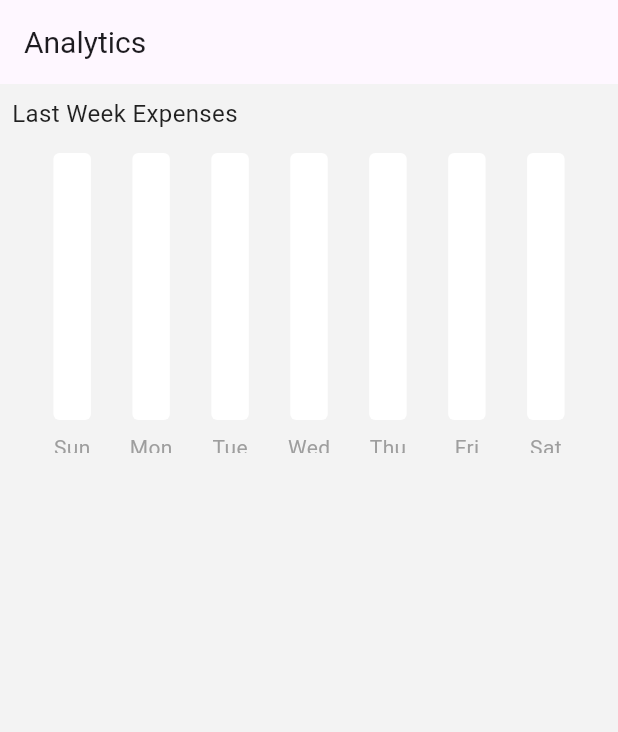
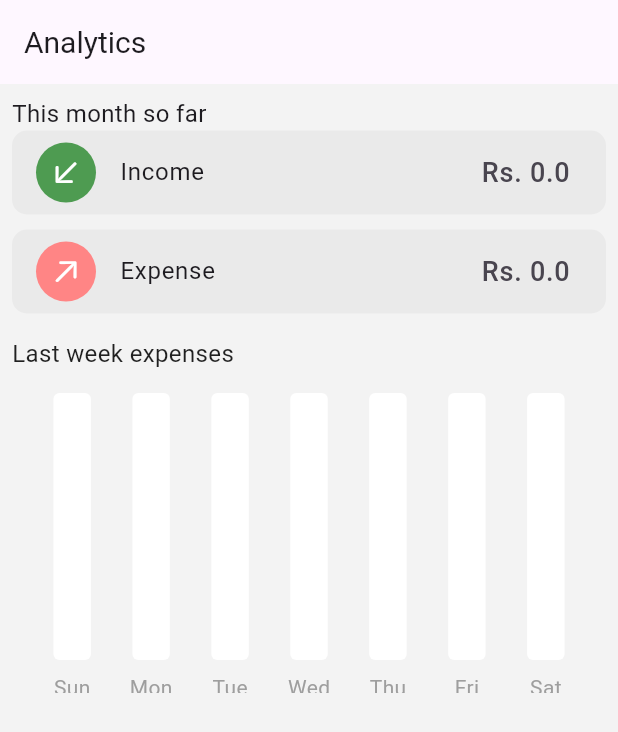
Before and after one commit to Saqlain-ch/personal_finance_manager_app_flutter, a Flutter app: the Analytics screen opened directly, on a phone screen of 412 x 824 dp. Shown: the top 732 px of the screen. Run offline on Flutter 3.47's test engine with Material 3 defaults, Android fonts, the phone set to English and light mode, and no system bars; drawn by our look-alikes of fl_chart; our stand-ins replace flutter_slidable, get, hive_flutter; accounts and stored records are empty.

Commit message:
All done, App is ready to go live

```diff
--- a/lib/bar graph/bar_graph.dart
+++ b/lib/bar graph/bar_graph.dart
@@ -72,7 +72,10 @@ class MyBarGraph extends StatelessWidget {
 }
 
 Widget ChartBotomTitles(double value, TitleMeta meta) {
-  const style = TextStyle(color: Colors.grey, fontSize: 14);
+  const style = TextStyle(
+    color: Colors.grey,
+    fontSize: 14,
+  );
   Widget text;
   switch (value.toInt()) {
     case 0:
--- a/lib/data/expense_data.dart
+++ b/lib/data/expense_data.dart
@@ -60,31 +60,36 @@ class ExpenseData extends ChangeNotifier {
 
   // calculate all this month expense which are with expense.type =="Expense"
   String getThisMothExpense() {
-    int thisMonthExpense = 0;
+    double thisMonthExpense = 0;
     for (var expanse in overallExpenseList) {
       if (expanse.type == "Expense" &&
           expanse.datetime.month == DateTime.now().month) {
-        thisMonthExpense += int.parse(expanse.amount);
+        thisMonthExpense += double.parse(expanse.amount);
       }
     }
     // convert thisMonthExpense to two desimals only
-    thisMonthExpense = int.parse(thisMonthExpense.toStringAsFixed(2));
+    thisMonthExpense = double.parse(thisMonthExpense.toStringAsFixed(2));
     return thisMonthExpense.toString();
   }
 
   // calculate all this month Income which are with expense.type =="Inocome"
   String getThisMonthIncome() {
-    int thisMonthIncome = 0;
+    double thisMonthIncome = 0;
     for (var expanse in overallExpenseList) {
+      print("for run for ${expanse.amount}");
       if (expanse.type == "Income" &&
           expanse.datetime.month == DateTime.now().month) {
-        thisMonthIncome += int.parse(expanse.amount);
+        thisMonthIncome += double.parse(expanse.amount);
+        print("if run for ${expanse.amount}");
       }
     }
-    // convert thisMonthIncome to two desimals only
-    thisMonthIncome = int.parse(thisMonthIncome.toStringAsFixed(2));
+    //convert this month income to two desimals only
+    thisMonthIncome = double.parse(thisMonthIncome.toStringAsFixed(2));
+
     return thisMonthIncome.toString();
   }
+
+
 
   /*
 
--- a/lib/pages/analytics.dart
+++ b/lib/pages/analytics.dart
@@ -23,9 +23,17 @@ class Analytics extends StatelessWidget {
                 padding: const EdgeInsets.all(8.0),
                 child: ListView(
                   children: [
-                    // thisMonthIncomeAndExpense(),
                     Text(
-                      "Last Week Expenses",
+                      "This month so far ",
+                      textAlign: TextAlign.left,
+                      style: TextStyle(fontSize: 16),
+                    ),
+                    thisMonthIncomeAndExpense(),
+                    SizedBox(
+                      height: 15,
+                    ),
+                    Text(
+                      "Last week expenses",
                       style: TextStyle(
                           fontSize: 16,
                           fontWeight: FontWeight.w400,
@@ -48,14 +56,10 @@ String income = ExpenseData().getThisMonthIncome();
 String expense = "500";
 //widget to get to display this month total expense
 Widget thisMonthIncomeAndExpense() {
-  return Column(
+  return Consumer<ExpenseData>(
+      builder: (context, value, child) => Column(
             crossAxisAlignment: CrossAxisAlignment.start,
             children: [
-      Text(
-        "This month so far ",
-        textAlign: TextAlign.left,
-        style: TextStyle(fontSize: 24),
-      ),
               ListTile(
                 leading: CircleAvatar(
                   backgroundColor: greenIncomeColor,
@@ -67,7 +71,30 @@ Widget thisMonthIncomeAndExpense() {
                 title: Text("Income"),
                 // subtitle: Text(dateToMMDD(datetime).toString() + " - " + type),
                 trailing: Text(
-          "Rs. ${income}",
+                  "Rs. ${value.getThisMonthIncome()}",
+                  style: const TextStyle(fontSize: 18),
+                ),
+                shape: RoundedRectangleBorder(
+                  borderRadius: BorderRadius.circular(10.0),
+                ),
+                tileColor: Color.fromARGB(172, 230, 230, 230),
+                // ),
+              ),
+              SizedBox(
+                height: 10,
+              ),
+              ListTile(
+                leading: CircleAvatar(
+                  backgroundColor: redExpenseColor,
+                  child: Icon(
+                    CupertinoIcons.arrow_up_right,
+                    color: Colors.white,
+                  ),
+                ),
+                title: Text("Expense"),
+                // subtitle: Text(dateToMMDD(datetime).toString() + " - " + type),
+                trailing: Text(
+                  "Rs. ${value.getThisMothExpense()}",
                   style: const TextStyle(fontSize: 18),
                 ),
                 shape: RoundedRectangleBorder(
@@ -77,5 +104,5 @@ Widget thisMonthIncomeAndExpense() {
                 // ),
               )
             ],
-  );
+          ));
 }
--- a/lib/pages/home_page.dart
+++ b/lib/pages/home_page.dart
@@ -4,8 +4,8 @@ import 'package:myapp/data/expense_data.dart';
 import 'package:myapp/main.dart';
 import 'package:myapp/models/expense_item.dart';
 import 'package:provider/provider.dart';
+import 'transactions.dart';
 import 'package:myapp/dateTime/date_time_healper.dart';
-
 class myHomePage extends StatefulWidget {
   const myHomePage({super.key});
 
@@ -301,7 +301,8 @@ class _myHomePageState extends State<myHomePage> {
                     Text("Recent Transactions",
                         style: TextStyle(
                             fontSize: 16, fontWeight: FontWeight.w400)),
-                    _transactionBox(),
+                    // _transactionBox(),
+                    allTransactionBox(maxTransactions: 25)
                     // SizedBox(height: 15),
                     // const Text("Here we are!"),
                   ],
```
Also changed, not shown: lib/pages/transactions.dart (+34 -25 lines), 2 other files. Lines whose indentation alone changed are shown as unchanged.
